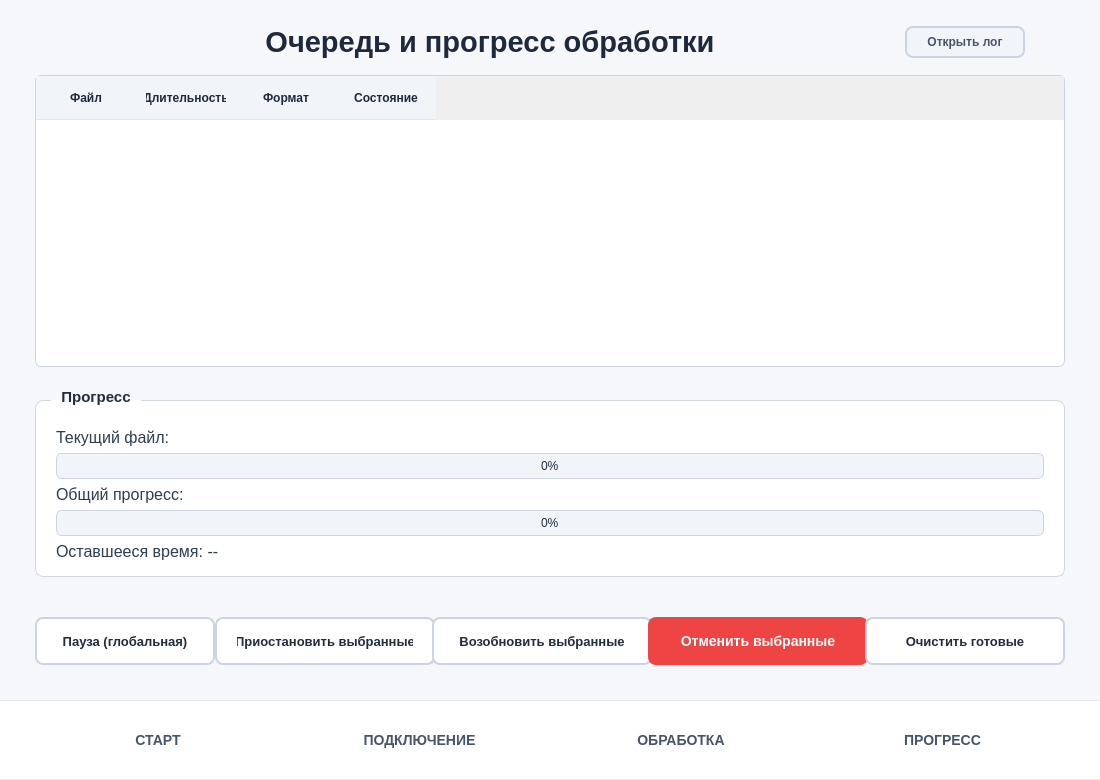
Qt form src/client/ui/ui_main.ui (yakovlevia/SpeechEQ) before a commit.
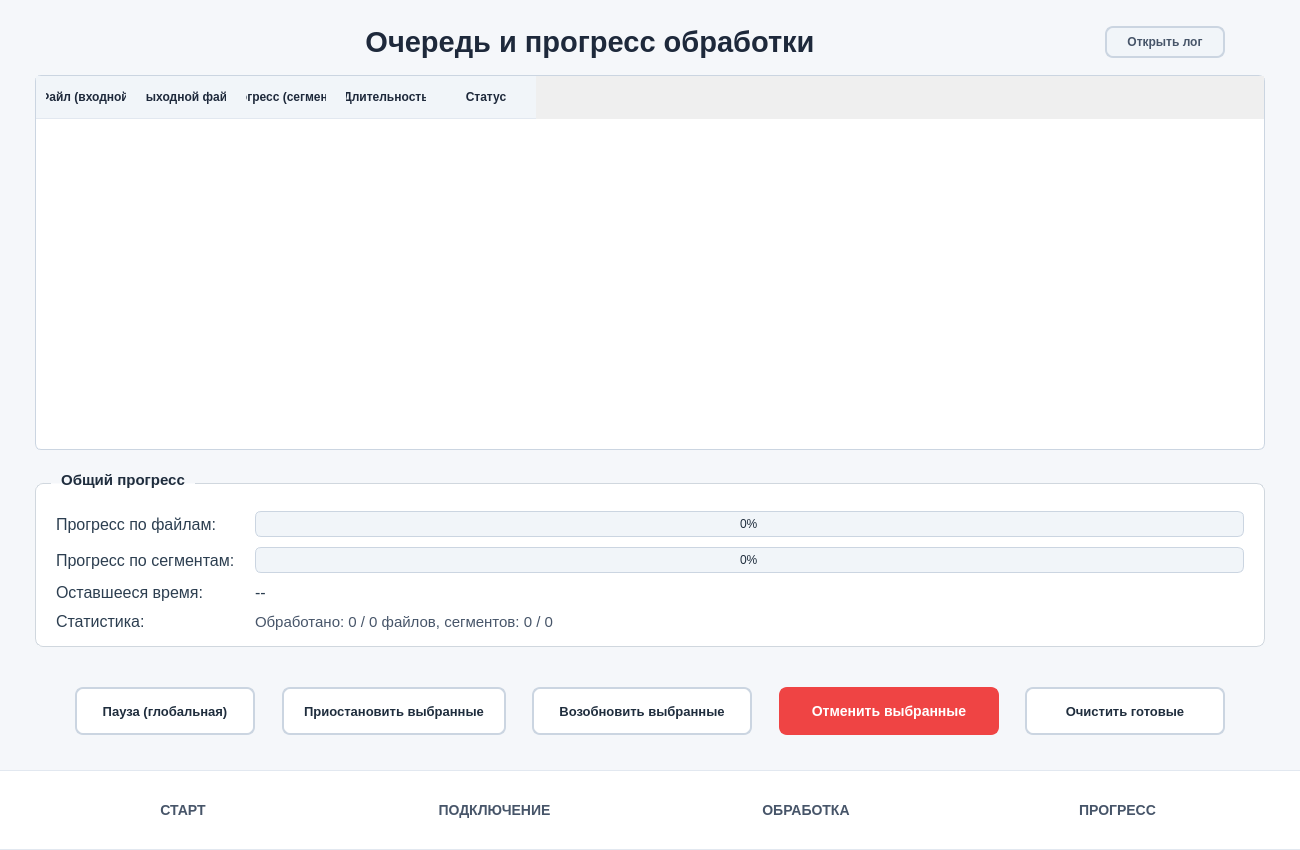
The same form after that commit. The open tabs and pages were chosen to show the change.

What changed in the file:
```diff
--- a/src/client/ui/ui_main.ui
+++ b/src/client/ui/ui_main.ui
@@ -6,8 +6,8 @@
    <rect>
     <x>0</x>
     <y>0</y>
-    <width>1100</width>
-    <height>780</height>
+    <width>1300</width>
+    <height>850</height>
    </rect>
   </property>
   <property name="minimumSize">
@@ -178,6 +178,22 @@
         font-size: 12px;
     }
     
+    /* Стили для QProgressBar внутри таблицы */
+    QProgressBar {
+        border: 1px solid #cbd5e1;
+        background-color: #f1f5f9;
+        border-radius: 4px;
+        text-align: center;
+        color: #1f2d3d;
+        height: 20px;
+        font-size: 11px;
+    }
+    
+    QProgressBar::chunk {
+        background-color: #3b82f6;
+        border-radius: 3px;
+    }
+    
     /* Специальные стили для QComboBox с правильным поведением выпадающего списка */
     QComboBox {
         border: 1px solid #cbd5e1;
@@ -1703,7 +1719,7 @@
           </property>
           <property name="font">
            <font>
-            <pointsize>12</pointsize>
+            <pointsize>11</pointsize>
            </font>
           </property>
           <property name="alternatingRowColors">
@@ -1714,7 +1730,17 @@
           </property>
           <column>
            <property name="text">
-            <string>Файл</string>
+            <string>Файл (входной)</string>
+           </property>
+          </column>
+          <column>
+           <property name="text">
+            <string>Выходной файл</string>
+           </property>
+          </column>
+          <column>
+           <property name="text">
+            <string>Прогресс (сегменты)</string>
            </property>
           </column>
           <column>
@@ -1724,12 +1750,7 @@
           </column>
           <column>
            <property name="text">
-            <string>Формат</string>
-           </property>
-          </column>
-          <column>
-           <property name="text">
-            <string>Состояние</string>
+            <string>Статус</string>
            </property>
           </column>
          </widget>
@@ -1752,14 +1773,14 @@
         <item>
          <widget class="QGroupBox" name="progressGroupBox">
           <property name="title">
-           <string>Прогресс</string>
+           <string>Общий прогресс</string>
           </property>
           <property name="font">
            <font>
             <pointsize>11</pointsize>
            </font>
           </property>
-          <layout class="QVBoxLayout" name="verticalLayout_8">
+          <layout class="QGridLayout" name="gridLayout_progress">
            <property name="leftMargin">
             <number>20</number>
            </property>
@@ -1772,10 +1793,17 @@
            <property name="bottomMargin">
             <number>15</number>
            </property>
-           <item>
-            <widget class="QLabel" name="currentFileLabel">
+           <property name="horizontalSpacing">
+            <number>20</number>
+           </property>
+           <property name="verticalSpacing">
+            <number>10</number>
+           </property>
+           
+           <item row="0" column="0">
+            <widget class="QLabel" name="filesProgressLabel">
              <property name="text">
-              <string>Текущий файл:</string>
+              <string>Прогресс по файлам:</string>
              </property>
              <property name="font">
               <font>
@@ -1784,11 +1812,11 @@
              </property>
             </widget>
            </item>
-           <item>
-            <widget class="QProgressBar" name="currentFileProgress">
+           <item row="0" column="1">
+            <widget class="QProgressBar" name="filesProgress">
              <property name="font">
               <font>
-               <pointsize>12</pointsize>
+               <pointsize>11</pointsize>
               </font>
              </property>
              <property name="value">
@@ -1796,10 +1824,11 @@
              </property>
             </widget>
            </item>
-           <item>
-            <widget class="QLabel" name="totalProgressLabel">
+           
+           <item row="1" column="0">
+            <widget class="QLabel" name="totalSegmentsLabel">
              <property name="text">
-              <string>Общий прогресс:</string>
+              <string>Прогресс по сегментам:</string>
              </property>
              <property name="font">
               <font>
@@ -1808,11 +1837,11 @@
              </property>
             </widget>
            </item>
-           <item>
-            <widget class="QProgressBar" name="totalProgress">
+           <item row="1" column="1">
+            <widget class="QProgressBar" name="totalSegmentsProgress">
              <property name="font">
               <font>
-               <pointsize>12</pointsize>
+               <pointsize>11</pointsize>
               </font>
              </property>
              <property name="value">
@@ -1820,10 +1849,11 @@
              </property>
             </widget>
            </item>
-           <item>
+           
+           <item row="2" column="0">
             <widget class="QLabel" name="timeRemainingLabel">
              <property name="text">
-              <string>Оставшееся время: --</string>
+              <string>Оставшееся время:</string>
              </property>
              <property name="font">
               <font>
@@ -1832,6 +1862,46 @@
              </property>
             </widget>
            </item>
+           <item row="2" column="1">
+            <widget class="QLabel" name="timeRemainingValueLabel">
+             <property name="text">
+              <string>--</string>
+             </property>
+             <property name="font">
+              <font>
+               <pointsize>12</pointsize>
+              </font>
+             </property>
+            </widget>
+           </item>
+           
+           <item row="3" column="0">
+            <widget class="QLabel" name="statsLabel">
+             <property name="text">
+              <string>Статистика:</string>
+             </property>
+             <property name="font">
+              <font>
+               <pointsize>12</pointsize>
+              </font>
+             </property>
+            </widget>
+           </item>
+           <item row="3" column="1">
+            <widget class="QLabel" name="statsValueLabel">
+             <property name="text">
+              <string>Обработано: 0 / 0 файлов, сегментов: 0 / 0</string>
+             </property>
+             <property name="font">
+              <font>
+               <pointsize>11</pointsize>
+              </font>
+             </property>
+             <property name="styleSheet">
+              <string notr="true">color: #475569;</string>
+             </property>
+            </widget>
+           </item>
           </layout>
          </widget>
         </item>
```
Left out of the diff: 24 changed lines with no effect on the pictures.
